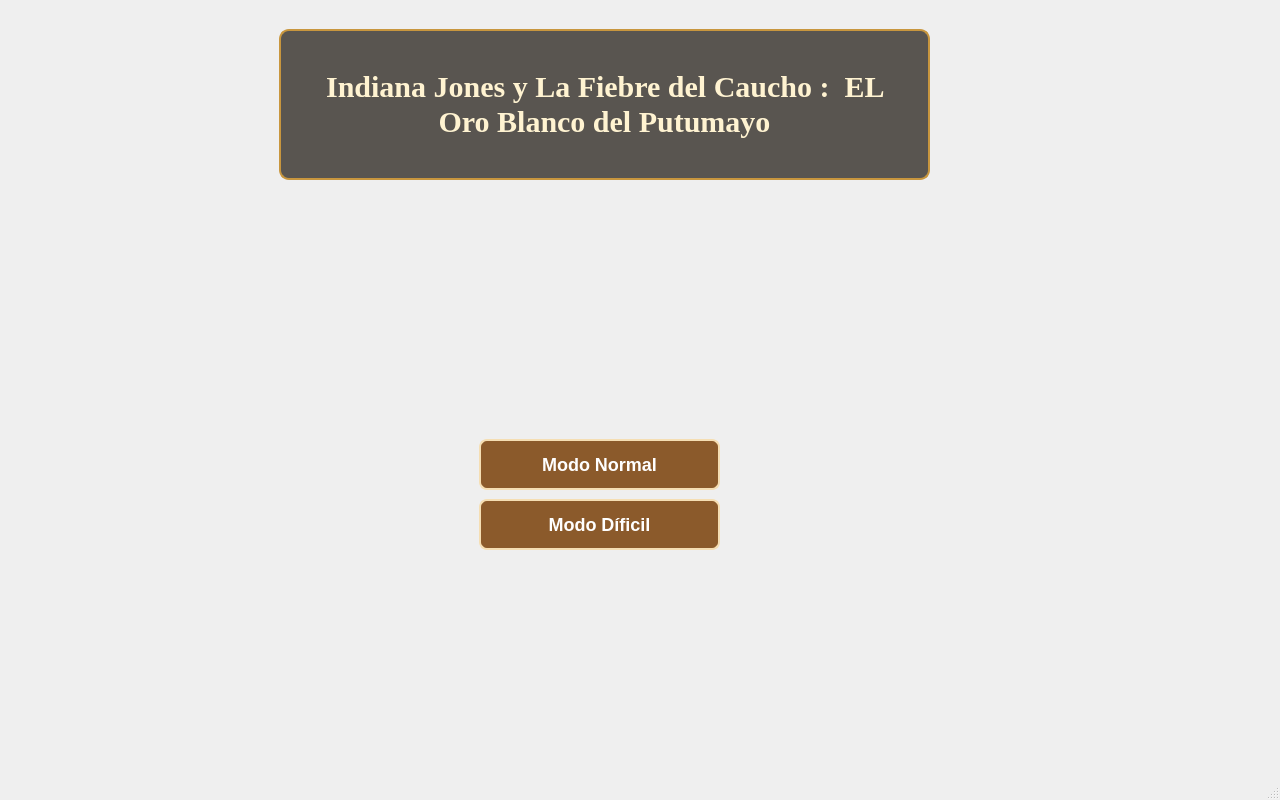
santiagoosoriof-lgtm/Desafio-3-----Info-2-2026-2, file laVoragine/mainwindow.ui: the form before one commit.
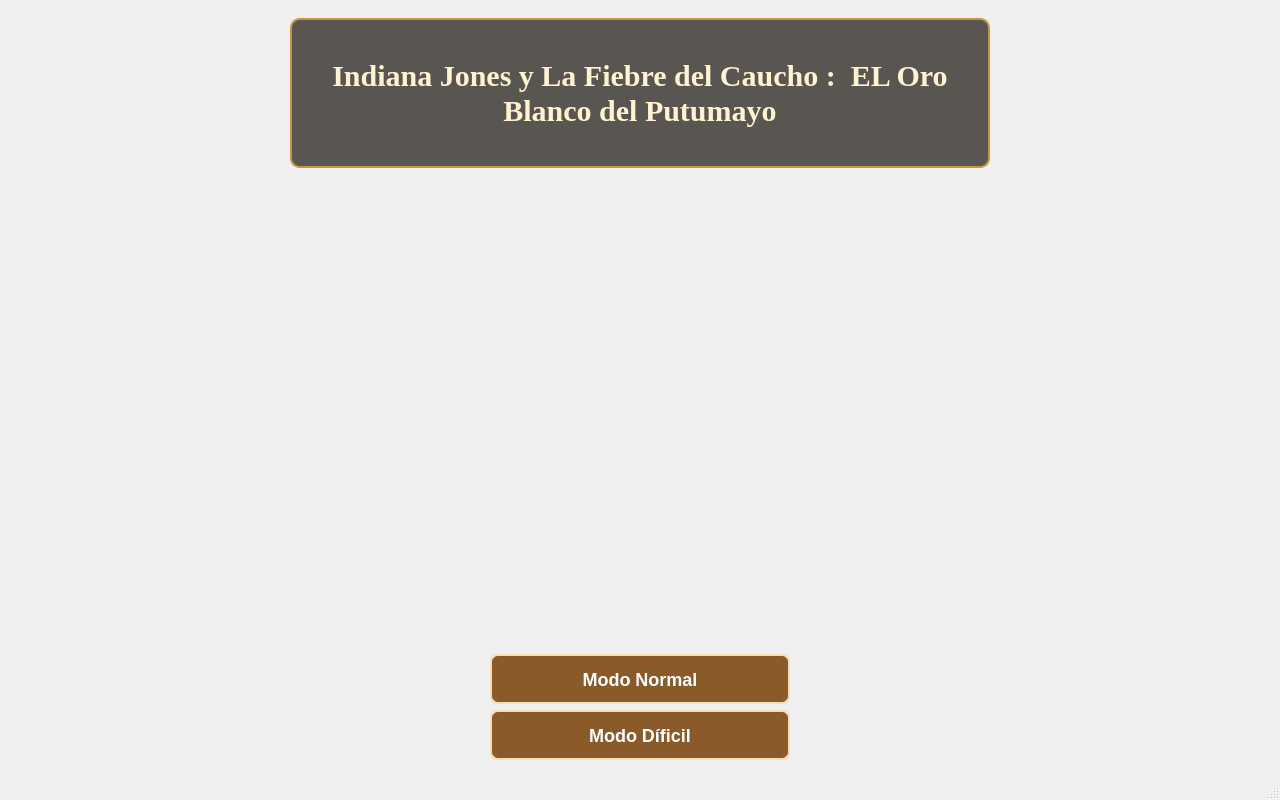
The form after the commit. The open tabs and pages were chosen to show the change. Icons and pictures are not drawn.

```diff
--- a/laVoragine/mainwindow.ui
+++ b/laVoragine/mainwindow.ui
@@ -47,14 +47,20 @@
     color: white;
 }</string>
        </property>
+       <layout class="QVBoxLayout" name="verticalLayout_3">
+        <item alignment="Qt::AlignmentFlag::AlignHCenter">
        <widget class="QLabel" name="label">
-        <property name="geometry">
-         <rect>
-          <x>270</x>
-          <y>20</y>
-          <width>651</width>
-          <height>151</height>
-         </rect>
+          <property name="minimumSize">
+           <size>
+            <width>700</width>
+            <height>150</height>
+           </size>
+          </property>
+          <property name="maximumSize">
+           <size>
+            <width>800</width>
+            <height>150</height>
+           </size>
         </property>
         <property name="font">
          <font>
@@ -86,14 +92,36 @@
          <bool>true</bool>
         </property>
        </widget>
+        </item>
+        <item>
+         <spacer name="verticalSpacer">
+          <property name="orientation">
+           <enum>Qt::Orientation::Vertical</enum>
+          </property>
+          <property name="sizeType">
+           <enum>QSizePolicy::Policy::Expanding</enum>
+          </property>
+          <property name="sizeHint" stdset="0">
+           <size>
+            <width>20</width>
+            <height>450</height>
+           </size>
+          </property>
+         </spacer>
+        </item>
+        <item alignment="Qt::AlignmentFlag::AlignHCenter">
        <widget class="QPushButton" name="btnNormal">
-        <property name="geometry">
-         <rect>
-          <x>470</x>
-          <y>430</y>
-          <width>241</width>
-          <height>51</height>
-         </rect>
+          <property name="minimumSize">
+           <size>
+            <width>300</width>
+            <height>50</height>
+           </size>
+          </property>
+          <property name="maximumSize">
+           <size>
+            <width>600</width>
+            <height>50</height>
+           </size>
         </property>
         <property name="styleSheet">
          <string notr="true">QPushButton {
@@ -113,14 +141,26 @@
          <string>Modo Normal</string>
         </property>
        </widget>
+        </item>
+        <item alignment="Qt::AlignmentFlag::AlignHCenter">
        <widget class="QPushButton" name="btnDificil">
-        <property name="geometry">
-         <rect>
-          <x>470</x>
-          <y>490</y>
-          <width>241</width>
-          <height>51</height>
-         </rect>
+          <property name="minimumSize">
+           <size>
+            <width>300</width>
+            <height>50</height>
+           </size>
+          </property>
+          <property name="maximumSize">
+           <size>
+            <width>600</width>
+            <height>50</height>
+           </size>
+          </property>
+          <property name="layoutDirection">
+           <enum>Qt::LayoutDirection::LeftToRight</enum>
+          </property>
+          <property name="autoFillBackground">
+           <bool>false</bool>
         </property>
         <property name="styleSheet">
          <string notr="true">QPushButton {
@@ -140,6 +180,8 @@
          <string>Modo Díficil</string>
         </property>
        </widget>
+        </item>
+       </layout>
       </widget>
       <widget class="QWidget" name="pageNivel1">
        <layout class="QVBoxLayout" name="verticalLayout">
```
Left out of the diff: 134 changed lines with no effect on the pictures. Lines whose indentation alone changed are shown as unchanged.
